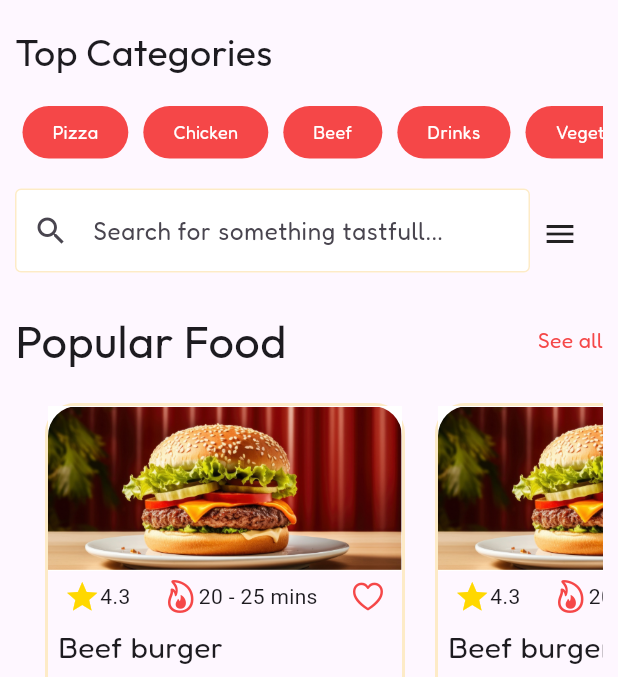
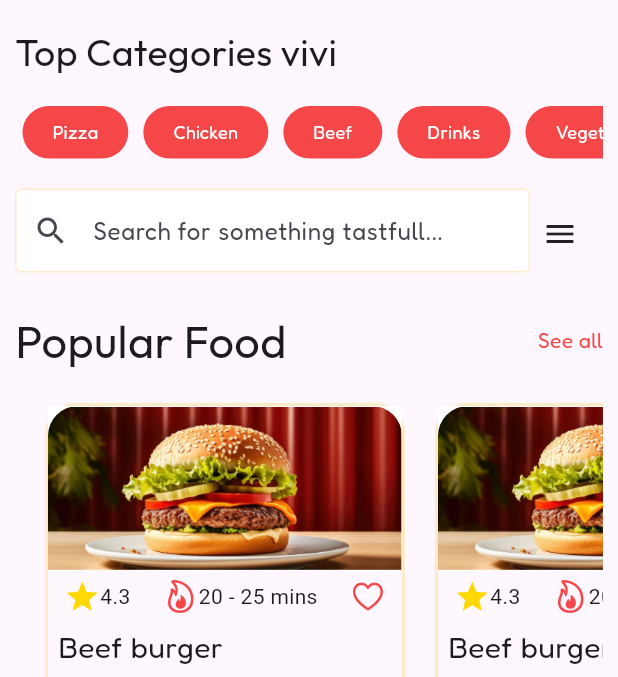
Before and after one commit to tambongslade/delivro, a Flutter app: the Home screen opened directly, on a phone screen of 412 x 824 dp, the part 59-736 px from its top. Run offline on Flutter 3.47's test engine with Material 3 defaults, Android fonts, the phone set to English and light mode, and no system bars; our stand-ins replace smooth_page_indicator.

Commit message:
Update home.dart

```diff
--- a/lib/home.dart
+++ b/lib/home.dart
@@ -42,7 +42,7 @@ class _HomeState extends State<Home> {
               Align(
                 alignment: Alignment.centerLeft,
                 child: Text(
-                  "Top Categories",
+                  "Top Categories vivi",
                   style: HeadingStyle.copyWith(fontSize: 25),
                 ),
               ),
```
